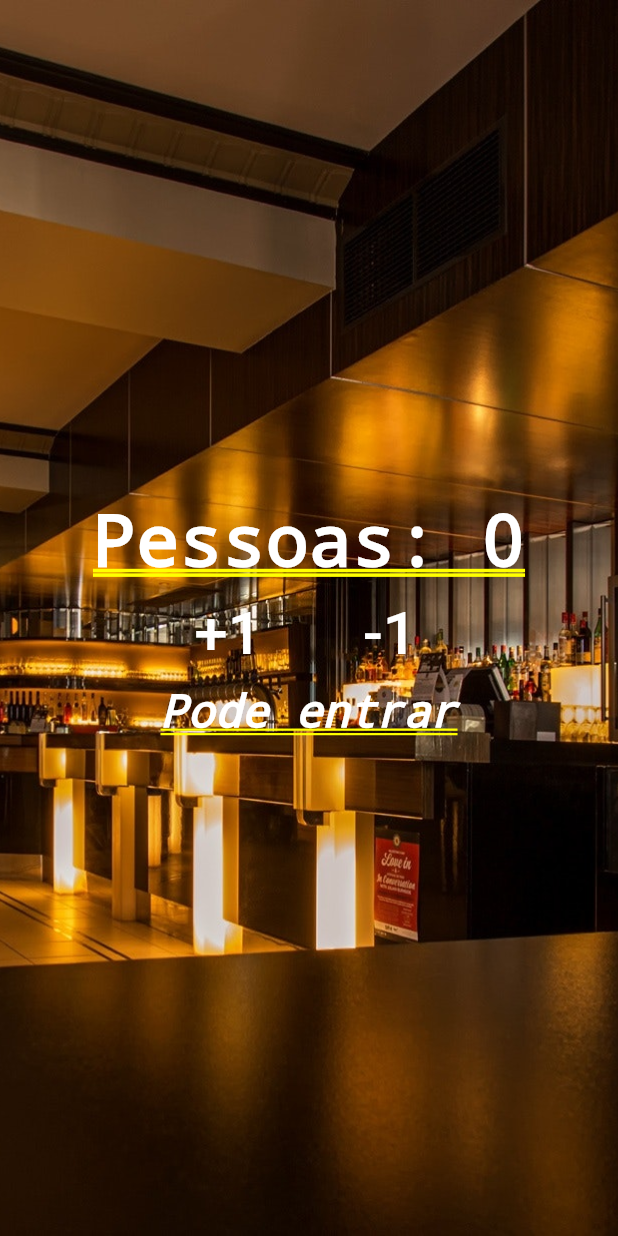
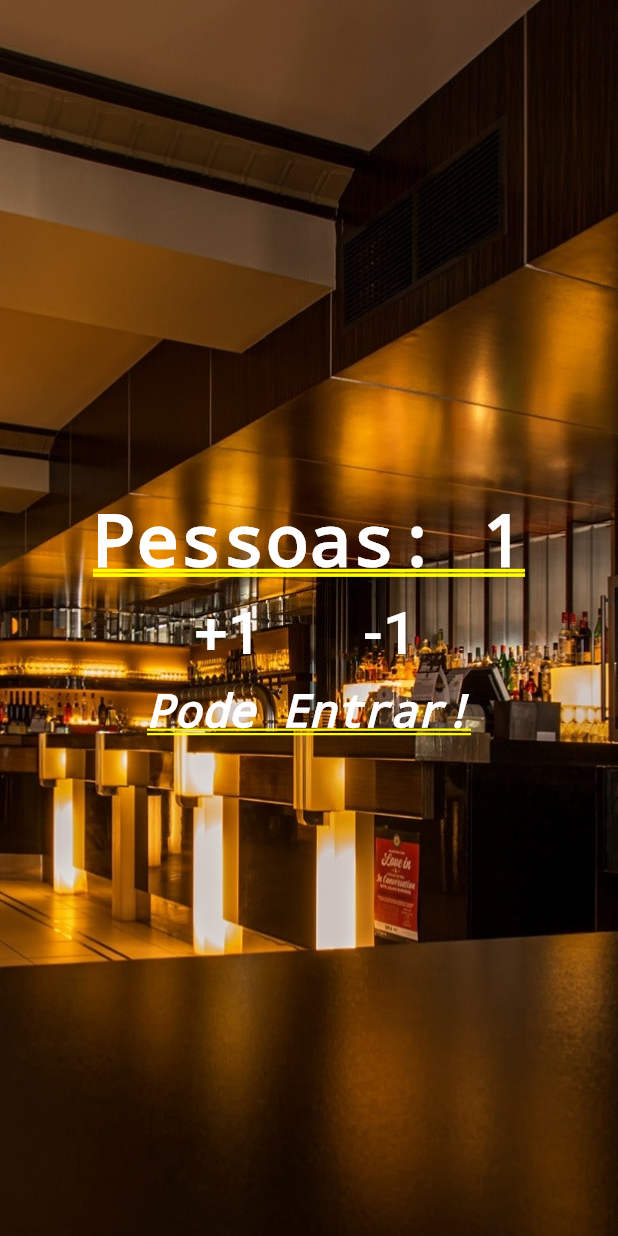
Before and after one commit to xjeansantana/contador_de_pessoas, a Flutter app: the screen it shows after launch, after a tap on "+1", on a phone screen of 412 x 824 dp. Run offline on Flutter 3.47's test engine with Material 2 defaults, Android fonts, the phone set to English and light mode, and no system bars.

```diff
--- a/lib/main.dart
+++ b/lib/main.dart
@@ -3,7 +3,37 @@ import 'package:flutter/material.dart';
 void main() {
   runApp(MaterialApp(
       title: "Contador de Pessoas",
-      home: Stack(
+      home: Home()));
+}
+
+class Home extends StatefulWidget {
+  @override
+  _HomeState createState() => _HomeState();
+}
+
+class _HomeState extends State<Home> {
+
+  int _people = 0;
+  String _infoText = "Pode Entrar!";
+
+  void _changePeople(int delta){
+    setState(() {
+      _people += delta;
+
+      if(_people < 0){
+        _infoText = "Mundo invertido?!";
+      } else if(_people <= 10){
+        _infoText = "Pode Entrar!";
+      } else {
+        _infoText = "Lotado!";
+      }
+
+    });
+  }
+
+  @override
+  Widget build(BuildContext context) {
+    return Stack(
       children: <Widget>[
         Image.asset(
           "images/restaurant.jpg",
@@ -14,11 +44,9 @@ void main() {
           mainAxisAlignment: MainAxisAlignment.center,
           children: <Widget>[
             Text(
-                "Pessoas: 0",
-                style: TextStyle(
-                  color: Colors.white,
-                  fontWeight: FontWeight.bold,
-                ),
+              "Pessoas: $_people",
+              style:
+              TextStyle(color: Colors.white, fontWeight: FontWeight.bold),
             ),
             Row(
               mainAxisAlignment: MainAxisAlignment.center,
@@ -30,7 +58,9 @@ void main() {
                       "+1",
                       style: TextStyle(fontSize: 40.0, color: Colors.white),
                     ),
-                      onPressed: () {},
+                    onPressed: () {
+                      _changePeople(1);
+                    },
                   ),
                 ),
                 Padding(
@@ -40,13 +70,15 @@ void main() {
                       "-1",
                       style: TextStyle(fontSize: 40.0, color: Colors.white),
                     ),
-                      onPressed: () {},
+                    onPressed: () {
+                      _changePeople(-1);
+                    },
                   ),
                 ),
               ],
             ),
             Text(
-                "Pode entrar",
+              _infoText,
               style: TextStyle(
                   color: Colors.white,
                   fontStyle: FontStyle.italic,
@@ -55,5 +87,6 @@ void main() {
           ],
         )
       ],
-      )));
+    );
   }
+}
```
Lines whose indentation alone changed are shown as unchanged.
